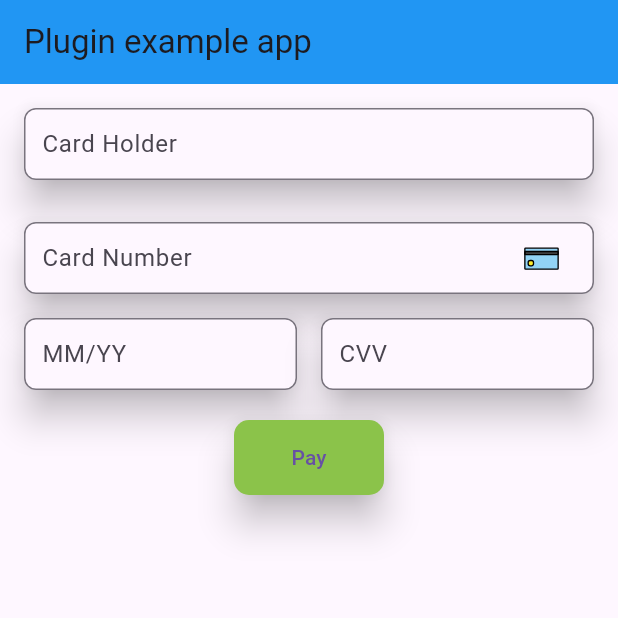
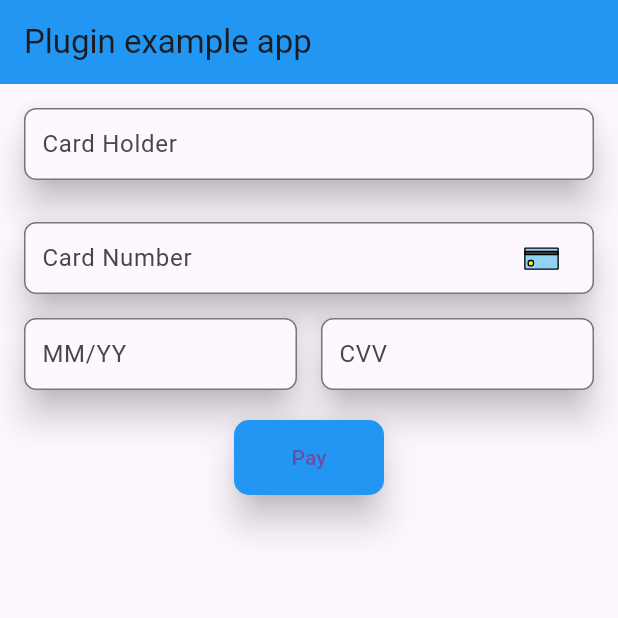
Before and after one commit to Mari-Ice/bankart, a Flutter app: the screen it shows after launch, on a phone screen of 412 x 824 dp, the top half of it. Run offline on Flutter 3.47's test engine with Material 3 defaults, Android fonts, the phone set to English and light mode, and no system bars; our stand-ins replace device_info_plus, flutter_svg.

Commit message:
styling fix

```diff
--- a/example/lib/main.dart
+++ b/example/lib/main.dart
@@ -1,3 +1,4 @@
+import 'package:bankart/bankart_style.dart';
 import 'package:flutter/material.dart';
 import 'package:bankart/bankart.dart';
 
@@ -46,6 +47,9 @@ class _MyAppState extends State<MyApp> {
             Bankart('your-shared-secret',
             onSuccess: (token) => print('Tokenization successful! Token: $token)'),
             onError: (error) => print('Tokenization error! Error: $error'),
+              style: BankartStyle(
+                buttonColor: Colors.blue,
+              ),
             ),
             ],
           ),
--- a/lib/bankart.dart
+++ b/lib/bankart.dart
@@ -105,6 +105,10 @@ class _BankartState extends State<Bankart> {
             child: TextFormField(
               decoration: InputDecoration(
                   labelText: widget.cardHolderText,
+                  focusedBorder: widget.style.inputBorder(),
+                  floatingLabelStyle: TextStyle(
+                    color: widget.style.outlineColor ?? widget.style.themeData.colorScheme.primary,
+                  ),
                   border: widget.style.inputBorder(),
                   contentPadding: EdgeInsets.all(widget.style.padding)),
               onChanged: (value) {
@@ -317,6 +321,10 @@ class _BankartState extends State<Bankart> {
     return TextFormField(
       decoration: InputDecoration(
         labelText: widget.cardNumberText,
+        focusedBorder: widget.style.inputBorder(),
+        floatingLabelStyle: TextStyle(
+          color: widget.style.outlineColor ?? widget.style.themeData.colorScheme.primary,
+        ),
         border: widget.style.inputBorder(),
         icon: (widget.style.name == 'inline')
             ? SvgPicture.asset(
@@ -350,6 +358,10 @@ class _BankartState extends State<Bankart> {
     return TextFormField(
       decoration: InputDecoration(
           labelText: widget.expiryDateText,
+          focusedBorder: widget.style.inputBorder(),
+          floatingLabelStyle: TextStyle(
+            color: widget.style.outlineColor ?? widget.style.themeData.colorScheme.primary,
+          ),
           border: widget.style.inputBorder(),
           contentPadding: EdgeInsets.all(widget.style.padding)),
       keyboardType: TextInputType.number,
@@ -374,6 +386,10 @@ class _BankartState extends State<Bankart> {
     return TextFormField(
       decoration: InputDecoration(
           labelText: 'CVV',
+          focusedBorder: widget.style.inputBorder(),
+          floatingLabelStyle: TextStyle(
+            color: widget.style.outlineColor ?? widget.style.themeData.colorScheme.primary,
+          ),
           border: widget.style.inputBorder(),
           contentPadding: EdgeInsets.all(widget.style.padding)),
       keyboardType: TextInputType.number,
--- a/lib/bankart_style.dart
+++ b/lib/bankart_style.dart
@@ -95,6 +95,8 @@ class BankartStyle {
     return OutlineInputBorder(
         borderRadius: BorderRadius.circular(borderRadius),
         borderSide: BorderSide(
-            color: outlineColor ?? themeData.colorScheme.primary, style: borderStyle));
+            color: outlineColor ?? themeData.colorScheme.primary, style: borderStyle,
+            width: 2),
+    );
   }
 }
```
Also changed, not shown: 2 other files.
